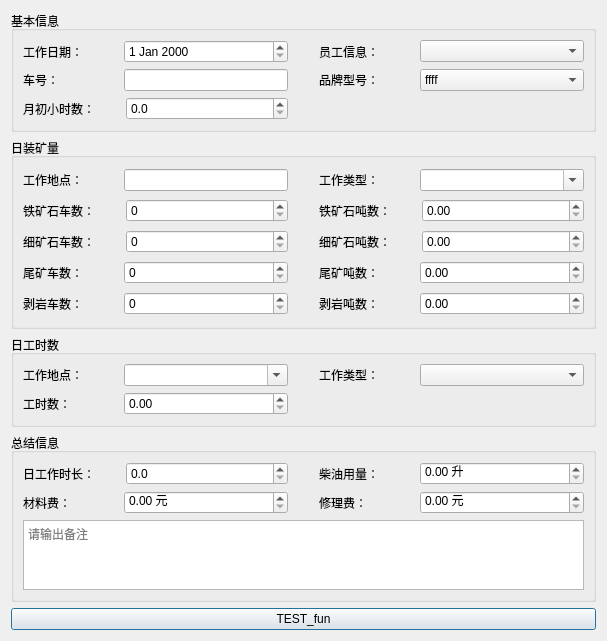
First picture: the form in adddayworkdialog.ui, repository chksong/MineCarsManage, before the edit.
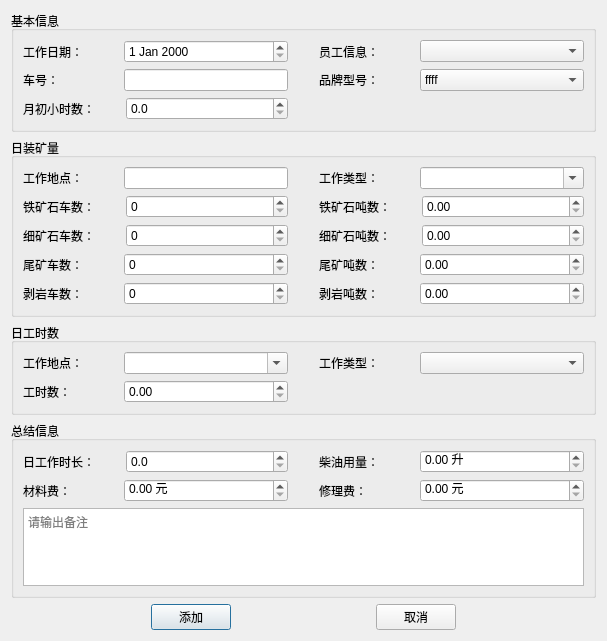
Second picture: the form after the edit.

Commit message: 日常工作 添加几项数据成功

What changed in the file:
```diff
--- a/adddayworkdialog.ui
+++ b/adddayworkdialog.ui
@@ -13,7 +13,7 @@
   <property name="windowTitle">
    <string>挖掘机每日工作录入</string>
   </property>
-  <layout class="QVBoxLayout" name="verticalLayout_5" stretch="3,5,2,4,0">
+  <layout class="QVBoxLayout" name="verticalLayout_5">
    <item>
     <widget class="QGroupBox" name="groupBox_2">
      <property name="title">
@@ -230,7 +230,7 @@
            </widget>
           </item>
           <item>
-           <widget class="QDoubleSpinBox" name="doubleSpinBox_2"/>
+           <widget class="QDoubleSpinBox" name="doubleSpinBox_tk_tons"/>
           </item>
          </layout>
         </item>
@@ -519,7 +519,7 @@
            </widget>
           </item>
           <item>
-           <widget class="QDoubleSpinBox" name="doubleSpinBox_2">
+           <widget class="QDoubleSpinBox" name="doubleSpinBox_repair">
             <property name="suffix">
              <string> 元</string>
             </property>
@@ -540,11 +540,61 @@
     </widget>
    </item>
    <item>
-    <widget class="QPushButton" name="PB_TEST">
-     <property name="text">
-      <string>TEST_fun</string>
-     </property>
-    </widget>
+    <layout class="QHBoxLayout" name="horizontalLayout_37">
+     <item>
+      <spacer name="horizontalSpacer_3">
+       <property name="orientation">
+        <enum>Qt::Horizontal</enum>
+       </property>
+       <property name="sizeHint" stdset="0">
+        <size>
+         <width>40</width>
+         <height>20</height>
+        </size>
+       </property>
+      </spacer>
+     </item>
+     <item>
+      <widget class="QPushButton" name="PB_ADD">
+       <property name="text">
+        <string>添加</string>
+       </property>
+      </widget>
+     </item>
+     <item>
+      <spacer name="horizontalSpacer_4">
+       <property name="orientation">
+        <enum>Qt::Horizontal</enum>
+       </property>
+       <property name="sizeHint" stdset="0">
+        <size>
+         <width>40</width>
+         <height>20</height>
+        </size>
+       </property>
+      </spacer>
+     </item>
+     <item>
+      <widget class="QPushButton" name="PB_CANCLE">
+       <property name="text">
+        <string>取消</string>
+       </property>
+      </widget>
+     </item>
+     <item>
+      <spacer name="horizontalSpacer_5">
+       <property name="orientation">
+        <enum>Qt::Horizontal</enum>
+       </property>
+       <property name="sizeHint" stdset="0">
+        <size>
+         <width>40</width>
+         <height>20</height>
+        </size>
+       </property>
+      </spacer>
+     </item>
+    </layout>
    </item>
   </layout>
  </widget>
```
Left out of the diff: 40 changed lines with no effect on the pictures. The commit also changes 2 other files.
